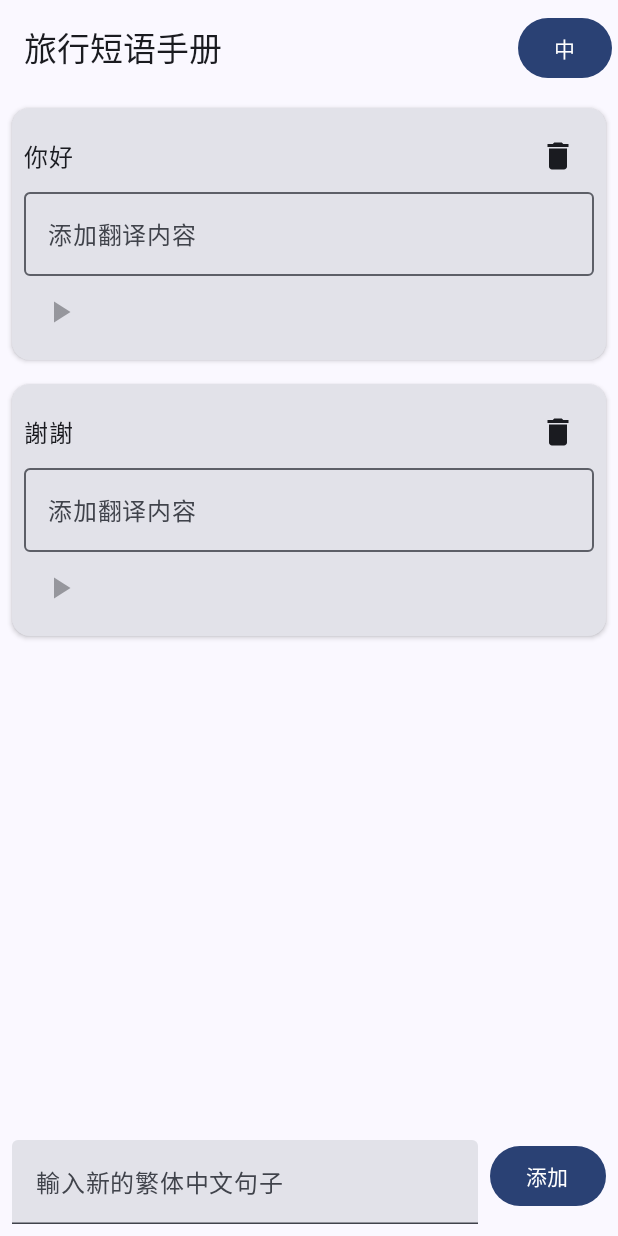
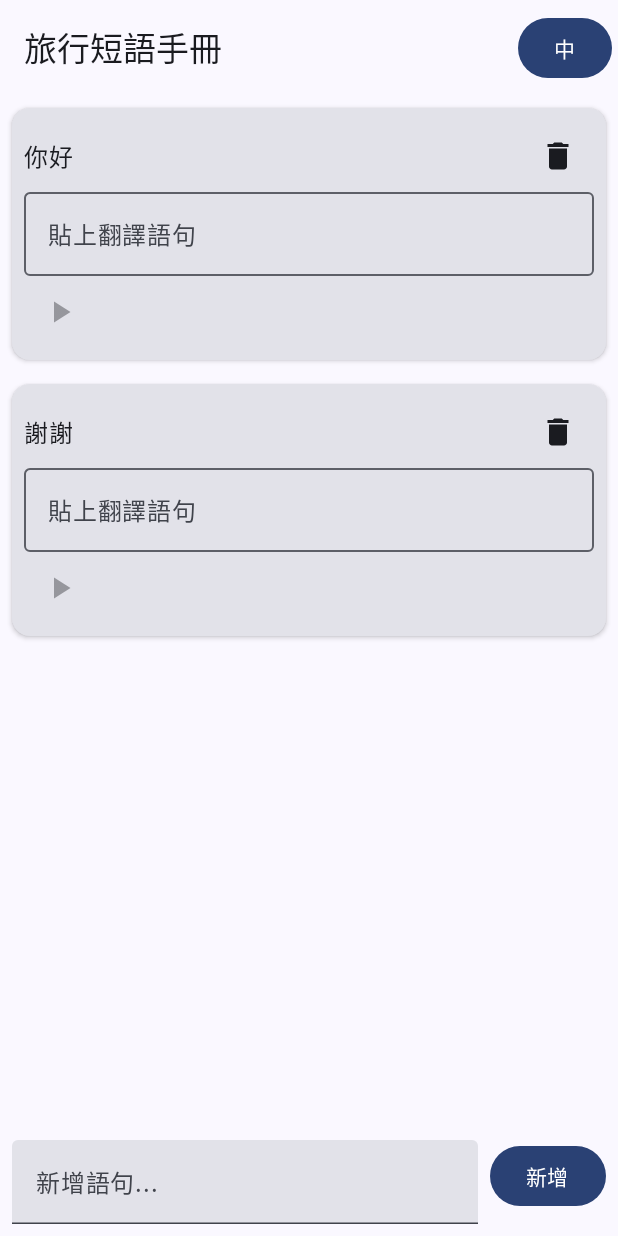
Before and after one commit to jonesandjay123/TravelPhraseBook, an Android app built with Jetpack Compose: the screen it shows after launch (MainActivity), on a phone screen of 412 x 824 dp. Run offline under Robolectric (Android 15) with nearby library versions, the phone set to English and light mode, and no system bars; our stand-ins replace Room's generated code.

Commit message:
udpate text display

```diff
--- a/app/src/main/java/com/jonesandjay123/travelphrasebook/ui/MainScreen.kt
+++ b/app/src/main/java/com/jonesandjay123/travelphrasebook/ui/MainScreen.kt
@@ -42,7 +42,7 @@ fun MainScreen(tts: TextToSpeech?, sentenceDao: SentenceDao) {
         topBar = {
             // 顶部应用栏，包含语言选择按钮
             TopAppBar(
-                title = { Text(text = "旅行短语手册") },
+                title = { Text(text = "旅行短語手冊") },
                 actions = {
                     LanguageDropdown(
                         languages = languages,
@@ -88,7 +88,7 @@ fun MainScreen(tts: TextToSpeech?, sentenceDao: SentenceDao) {
                         value = newSentence,
                         onValueChange = { newSentence = it },
                         modifier = Modifier.weight(1f),
-                        placeholder = { Text("輸入新的繁体中文句子") },
+                        placeholder = { Text("新增語句...") },
                         singleLine = true
                     )
                     Button(
@@ -103,7 +103,7 @@ fun MainScreen(tts: TextToSpeech?, sentenceDao: SentenceDao) {
                         },
                         modifier = Modifier.padding(start = 8.dp)
                     ) {
-                        Text("添加")
+                        Text("新增")
                     }
                 }
             }
--- a/app/src/main/java/com/jonesandjay123/travelphrasebook/ui/SentenceItem.kt
+++ b/app/src/main/java/com/jonesandjay123/travelphrasebook/ui/SentenceItem.kt
@@ -91,7 +91,7 @@ fun SentenceItem(
                     // 通知 ViewModel 更新数据库
                     onTranslationChanged(sentence)
                 },
-                placeholder = { Text("添加翻译内容") },
+                placeholder = { Text("貼上翻譯語句") },
                 modifier = Modifier.fillMaxWidth()
             )
 
--- a/app/src/main/java/com/jonesandjay123/travelphrasebook/ui/SentenceList.kt
+++ b/app/src/main/java/com/jonesandjay123/travelphrasebook/ui/SentenceList.kt
@@ -14,7 +14,7 @@ fun SentenceList(
     currentLanguage: String,
     tts: TextToSpeech?,
     onTranslationChanged: (Sentence) -> Unit,
-    onDeleteSentence: (Sentence) -> Unit, // 新增参数
+    onDeleteSentence: (Sentence) -> Unit,
     modifier: Modifier = Modifier
 ) {
     LazyColumn(
```
